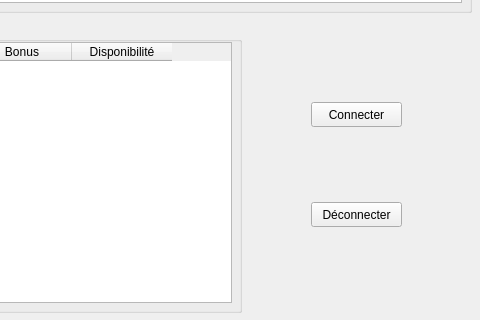
Above: serveur.ui from lehouxouelleta/cll12-GestionnaireAgile-Serveur before the change; both pictures show x 549 to 1029 and y 305 to 625 of the 1029 by 625 pixel window. Below: the same form after it.
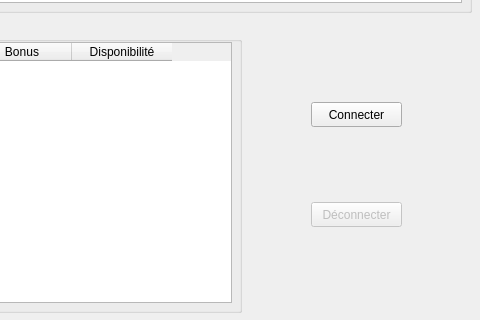
That is the form after the change.

Commit message: Bouton déconnection qui déconnecte tous les clients et déconnection d'un client à la fermeture de son programme

```diff
--- a/serveur.ui
+++ b/serveur.ui
@@ -291,6 +291,9 @@
     </property>
    </widget>
    <widget class="QPushButton" name="btnDeconnecter">
+    <property name="enabled">
+     <bool>false</bool>
+    </property>
     <property name="geometry">
      <rect>
       <x>860</x>
```
The commit also changes 6 other files.
